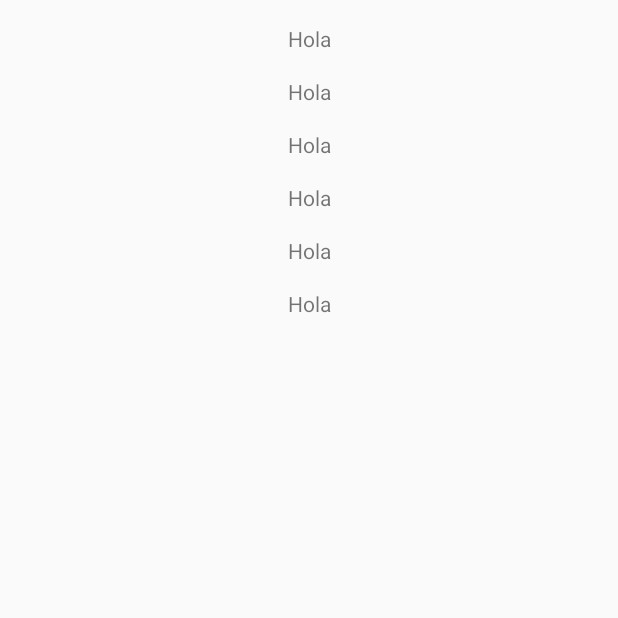
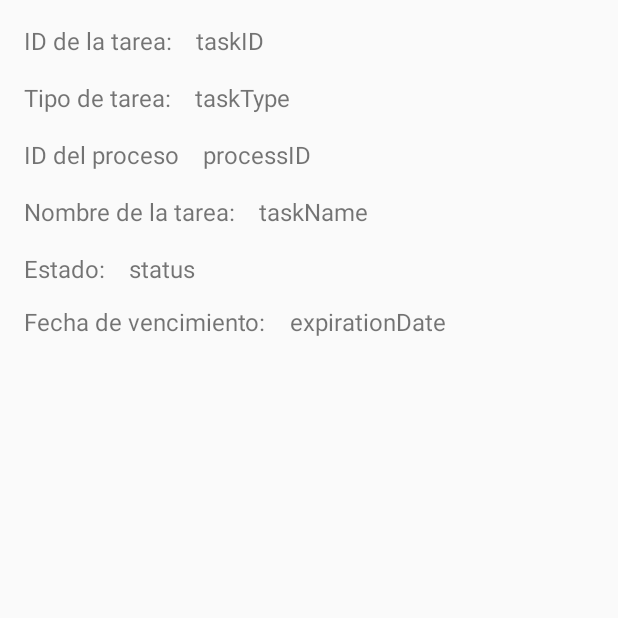
Before and after one commit to kurono7/checher2, an Android app: the TaskActivity screen opened directly, with no data from a screen before it, on a phone screen of 412 x 824 dp, the top half of it. Run offline under Robolectric (Android 15) with nearby library versions, the phone set to English and light mode, and no system bars; 6 statements that could not run were skipped.

Commit message:
Seven commit

```diff
--- a/app/src/main/AndroidManifest.xml
+++ b/app/src/main/AndroidManifest.xml
@@ -26,7 +26,6 @@
             android:theme="@style/BlueStatusbarTheme">
             <intent-filter>
                 <action android:name="android.intent.action.MAIN" />
-
                 <category android:name="android.intent.category.LAUNCHER" />
             </intent-filter>
         </activity>
--- a/app/src/main/java/com/example/checker/HomeActivity.java
+++ b/app/src/main/java/com/example/checker/HomeActivity.java
@@ -173,7 +173,7 @@ public class HomeActivity extends AppCompatActivity {
                 }
             }).start();
         } else {
-            Toast.makeText(HomeActivity.this, "Error de conexión, not netwoek available", Toast.LENGTH_SHORT).show();
+            Toast.makeText(HomeActivity.this, "Error de conexión, not network available", Toast.LENGTH_SHORT).show();
         }
     }
 }
--- a/app/src/main/java/com/example/checker/TaskAdapter.java
+++ b/app/src/main/java/com/example/checker/TaskAdapter.java
@@ -49,10 +49,10 @@ public class TaskAdapter extends BaseAdapter {
             }
         });
         TextView taskName = convertView.findViewById(R.id.taskName);
-        TextView taskStatus = convertView.findViewById(R.id.taskStatus);
+        TextView taskExpirationDate = convertView.findViewById(R.id.taskExpirationDate);
         Task task = tasksList.get(position);
         taskName.setText(task.getTaskName());
-        taskStatus.setText(task.getExpirationDate());
+        taskExpirationDate.setText(task.getExpirationDate());
         return convertView;
     }
 }
--- a/app/src/main/res/layout/activity_home.xml
+++ b/app/src/main/res/layout/activity_home.xml
@@ -13,6 +13,7 @@
         android:layout_marginTop="@dimen/fab_margin"
         android:layout_marginBottom="@dimen/fab_margin"
         android:text="Bienvenido, Luis Alejandro"
+        android:textSize="@dimen/text_size"
         app:layout_constraintBottom_toTopOf="@id/tasksList"
         app:layout_constraintEnd_toEndOf="parent"
         app:layout_constraintStart_toStartOf="parent"
@@ -22,19 +23,21 @@
         android:id="@+id/tasksList"
         android:layout_width="match_parent"
         android:layout_height="0dp"
+        android:layout_marginBottom="@dimen/fab_margin"
+        app:layout_constraintBottom_toTopOf="@id/signOutBtn"
         app:layout_constraintEnd_toEndOf="parent"
         app:layout_constraintStart_toStartOf="parent"
-        app:layout_constraintTop_toBottomOf="@id/welcomeUser"
-        app:layout_constraintBottom_toTopOf="@id/signOutBtn"/>
+        app:layout_constraintTop_toBottomOf="@id/welcomeUser" />
 
     <Button
         android:id="@+id/signOutBtn"
         android:layout_width="wrap_content"
         android:layout_height="wrap_content"
         android:text="@string/signOut"
+        android:textSize="@dimen/text_size"
+        app:layout_constraintBottom_toBottomOf="parent"
         app:layout_constraintEnd_toEndOf="parent"
-        app:layout_constraintStart_toStartOf="parent"
-        app:layout_constraintBottom_toBottomOf="parent" />
+        app:layout_constraintStart_toStartOf="parent" />
 
     <ProgressBar
         android:id="@+id/progressBar"
--- a/app/src/main/res/layout/activity_login.xml
+++ b/app/src/main/res/layout/activity_login.xml
@@ -10,7 +10,7 @@
         android:id="@+id/logo"
         android:layout_width="wrap_content"
         android:layout_height="wrap_content"
-        android:layout_marginTop="80dp"
+        android:layout_marginTop="@dimen/fab_margin"
         android:src="@drawable/ic_logo_vector"
         app:layout_constraintStart_toStartOf="parent"
         app:layout_constraintEnd_toEndOf="parent"
--- a/app/src/main/res/layout/activity_task.xml
+++ b/app/src/main/res/layout/activity_task.xml
@@ -7,63 +7,131 @@
     tools:context=".TaskActivity">
 
     <TextView
+        android:id="@+id/taskIDTitle"
+        android:layout_width="wrap_content"
+        android:layout_height="wrap_content"
+        android:layout_marginLeft="@dimen/fab_margin"
+        android:layout_marginTop="@dimen/fab_margin"
+        android:text="ID de la tarea:"
+        android:textSize="@dimen/text_size"
+        app:layout_constraintStart_toStartOf="parent"
+        app:layout_constraintTop_toTopOf="parent" />
+
+    <TextView
         android:id="@+id/taskID"
         android:layout_width="wrap_content"
         android:layout_height="wrap_content"
+        android:layout_marginLeft="@dimen/fab_margin"
+        android:text="taskID"
+        android:textSize="@dimen/text_size"
+        app:layout_constraintBottom_toBottomOf="@id/taskIDTitle"
+        app:layout_constraintStart_toEndOf="@id/taskIDTitle"
+        app:layout_constraintTop_toTopOf="@id/taskIDTitle" />
+
+    <TextView
+        android:id="@+id/taskTypeTitle"
+        android:layout_width="wrap_content"
+        android:layout_height="wrap_content"
         android:layout_marginTop="@dimen/fab_margin"
-        android:text="Hola"
-        app:layout_constraintEnd_toEndOf="parent"
-        app:layout_constraintStart_toStartOf="parent"
-        app:layout_constraintTop_toTopOf="parent" />
+        android:text="Tipo de tarea:"
+        android:textSize="@dimen/text_size"
+        app:layout_constraintStart_toStartOf="@id/taskIDTitle"
+        app:layout_constraintTop_toBottomOf="@id/taskIDTitle" />
 
     <TextView
         android:id="@+id/taskType"
         android:layout_width="wrap_content"
         android:layout_height="wrap_content"
+        android:layout_marginLeft="@dimen/fab_margin"
+        android:text="taskType"
+        android:textSize="@dimen/text_size"
+        app:layout_constraintBottom_toBottomOf="@id/taskTypeTitle"
+        app:layout_constraintStart_toEndOf="@id/taskTypeTitle"
+        app:layout_constraintTop_toTopOf="@id/taskTypeTitle" />
+
+    <TextView
+        android:id="@+id/processIDTitle"
+        android:layout_width="wrap_content"
+        android:layout_height="wrap_content"
         android:layout_marginTop="@dimen/fab_margin"
-        android:text="Hola"
-        app:layout_constraintEnd_toEndOf="parent"
-        app:layout_constraintStart_toStartOf="parent"
-        app:layout_constraintTop_toBottomOf="@id/taskID" />
+        android:text="ID del proceso"
+        android:textSize="@dimen/text_size"
+        app:layout_constraintStart_toStartOf="@id/taskIDTitle"
+        app:layout_constraintTop_toBottomOf="@id/taskTypeTitle" />
 
     <TextView
         android:id="@+id/processID"
         android:layout_width="wrap_content"
         android:layout_height="wrap_content"
-        android:text="Hola"
+        android:layout_marginLeft="@dimen/fab_margin"
+        android:text="processID"
+        android:textSize="@dimen/text_size"
+        app:layout_constraintBottom_toBottomOf="@id/processIDTitle"
+        app:layout_constraintStart_toEndOf="@id/processIDTitle"
+        app:layout_constraintTop_toTopOf="@id/processIDTitle" />
+
+    <TextView
+        android:id="@+id/taskNameTitle"
+        android:layout_width="wrap_content"
+        android:layout_height="wrap_content"
         android:layout_marginTop="@dimen/fab_margin"
-        app:layout_constraintEnd_toEndOf="parent"
-        app:layout_constraintStart_toStartOf="parent"
-        app:layout_constraintTop_toBottomOf="@id/taskType" />
+        android:text="Nombre de la tarea:"
+        android:textSize="@dimen/text_size"
+        app:layout_constraintStart_toStartOf="@id/processIDTitle"
+        app:layout_constraintTop_toBottomOf="@id/processIDTitle" />
 
     <TextView
         android:id="@+id/taskName"
         android:layout_width="wrap_content"
         android:layout_height="wrap_content"
-        android:text="Hola"
+        android:layout_marginLeft="@dimen/fab_margin"
+        android:text="taskName"
+        android:textSize="@dimen/text_size"
+        app:layout_constraintBottom_toBottomOf="@id/taskNameTitle"
+        app:layout_constraintStart_toEndOf="@id/taskNameTitle"
+        app:layout_constraintTop_toTopOf="@id/taskNameTitle" />
+
+    <TextView
+        android:id="@+id/statusTitle"
+        android:layout_width="wrap_content"
+        android:layout_height="19dp"
         android:layout_marginTop="@dimen/fab_margin"
-        app:layout_constraintEnd_toEndOf="parent"
-        app:layout_constraintStart_toStartOf="parent"
-        app:layout_constraintTop_toBottomOf="@id/processID" />
+        android:text="Estado:"
+        android:textSize="@dimen/text_size"
+        app:layout_constraintStart_toStartOf="@id/taskNameTitle"
+        app:layout_constraintTop_toBottomOf="@id/taskNameTitle" />
 
     <TextView
         android:id="@+id/status"
         android:layout_width="wrap_content"
+        android:layout_height="19dp"
+        android:layout_marginLeft="@dimen/fab_margin"
+        android:text="status"
+        android:textSize="@dimen/text_size"
+        app:layout_constraintBottom_toBottomOf="@id/statusTitle"
+        app:layout_constraintStart_toEndOf="@id/statusTitle"
+        app:layout_constraintTop_toTopOf="@id/statusTitle"
+        app:layout_constraintVertical_bias="0.0" />
+
+    <TextView
+        android:id="@+id/expirationDateTitle"
+        android:layout_width="wrap_content"
         android:layout_height="wrap_content"
-        android:text="Hola"
         android:layout_marginTop="@dimen/fab_margin"
-        app:layout_constraintEnd_toEndOf="parent"
-        app:layout_constraintStart_toStartOf="parent"
-        app:layout_constraintTop_toBottomOf="@id/taskName" />
+        android:text="Fecha de vencimiento:"
+        android:textSize="@dimen/text_size"
+        app:layout_constraintStart_toStartOf="@id/statusTitle"
+        app:layout_constraintTop_toBottomOf="@id/statusTitle" />
 
     <TextView
         android:id="@+id/expirationDate"
         android:layout_width="wrap_content"
         android:layout_height="wrap_content"
-        android:layout_marginTop="@dimen/fab_margin"
-        android:text="Hola"
-        app:layout_constraintEnd_toEndOf="parent"
-        app:layout_constraintStart_toStartOf="parent"
-        app:layout_constraintTop_toBottomOf="@id/status" />
+        android:layout_marginLeft="@dimen/fab_margin"
+        android:text="expirationDate"
+        android:textSize="@dimen/text_size"
+        app:layout_constraintBottom_toBottomOf="@id/expirationDateTitle"
+        app:layout_constraintStart_toEndOf="@id/expirationDateTitle"
+        app:layout_constraintTop_toTopOf="@id/expirationDateTitle" />
 
 </androidx.constraintlayout.widget.ConstraintLayout>
--- a/app/src/main/res/layout/item_task.xml
+++ b/app/src/main/res/layout/item_task.xml
@@ -17,11 +17,11 @@
         app:layout_constraintTop_toTopOf="parent" />
 
     <TextView
-        android:id="@+id/taskStatus"
+        android:id="@+id/taskExpirationDate"
         android:layout_width="wrap_content"
         android:layout_height="wrap_content"
         android:layout_marginRight="@dimen/fab_margin"
-        android:text="Estado"
+        android:text="Fecha"
         android:textSize="@dimen/text_size"
         app:layout_constraintEnd_toEndOf="parent"
         app:layout_constraintTop_toTopOf="parent" />
--- a/app/src/main/res/values/colors.xml
+++ b/app/src/main/res/values/colors.xml
@@ -1,6 +1,6 @@
 <?xml version="1.0" encoding="utf-8"?>
 <resources>
-    <color name="colorPrimary">#1a0a7a</color>
-    <color name="colorPrimaryDark">#00574B</color>
+    <color name="colorPrimary">#5a577a</color>
+    <color name="colorPrimaryDark">#1a0a7a</color>
     <color name="colorAccent">#39b54a</color>
 </resources>
--- a/app/src/main/res/values/strings.xml
+++ b/app/src/main/res/values/strings.xml
@@ -2,7 +2,7 @@
     <string name="app_name">Checker</string>
 
     <!--SHARED PREFERENCES -->
-    <string name="shared_mail">mail</string>
+    <string name="shared_username">username</string>
 
     <!--MAIN ACTIVITY-->
     <string name="usernameTxt">Usuario</string>
--- a/app/src/main/res/values/styles.xml
+++ b/app/src/main/res/values/styles.xml
@@ -13,7 +13,7 @@
         <item name="colorPrimary">@color/colorPrimary</item>
         <item name="colorPrimaryDark">@color/colorPrimaryDark</item>
         <item name="colorAccent">@color/colorAccent</item>
-        <item name="android:statusBarColor">@color/colorPrimary</item>
+        <item name="android:statusBarColor">@color/colorPrimaryDark</item>
     </style>
 
 </resources>
```
